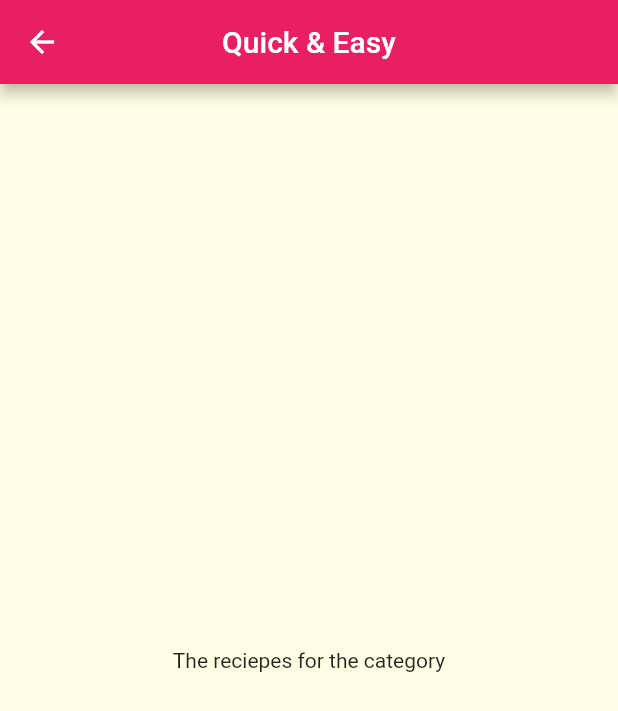
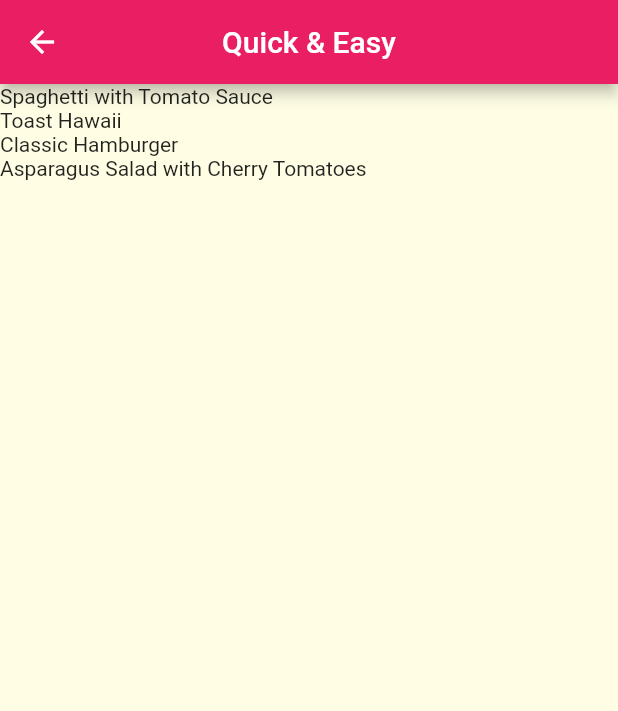
Before and after one commit to ishaquekannoth/mealsApp, a Flutter app: the screen it shows after launch, after a tap on "Quick & Easy", on a phone screen of 412 x 824 dp. Shown: the top 711 px of the screen. Run offline on Flutter 3.47's test engine with Material 2 defaults, Android fonts, the phone set to English and light mode, and no system bars; our stand-ins replace google_fonts.

Commit message:
168 completed

```diff
--- /dev/null
+++ b/lib/dummy_data.dart
@@ -0,0 +1,408 @@
+import 'package:flutter/material.dart';
+import 'package:udemy/model/category.dart';
+import 'package:udemy/model/meal.dart';
+
+
+const DUMMY_CATEGORIES = [
+  Category(
+    id: 'c1',
+    title: 'Italian',
+    color: Colors.purple,
+  ),
+  Category(
+    id: 'c2',
+    title: 'Quick & Easy',
+    color: Colors.red,
+  ),
+  Category(
+    id: 'c3',
+    title: 'Hamburgers',
+    color: Colors.orange,
+  ),
+  Category(
+    id: 'c4',
+    title: 'German',
+    color: Colors.amber,
+  ),
+  Category(
+    id: 'c5',
+    title: 'Light & Lovely',
+    color: Colors.blue,
+  ),
+  Category(
+    id: 'c6',
+    title: 'Exotic',
+    color: Colors.green,
+  ),
+  Category(
+    id: 'c7',
+    title: 'Breakfast',
+    color: Colors.lightBlue,
+  ),
+  Category(
+    id: 'c8',
+    title: 'Asian',
+    color: Colors.lightGreen,
+  ),
+  Category(
+    id: 'c9',
+    title: 'French',
+    color: Colors.pink,
+  ),
+  Category(
+    id: 'c10',
+    title: 'Summer',
+    color: Colors.teal,
+  ),
+];
+
+ const DUMMY_MEALS = [
+  Meal(
+    id: 'm1',
+    categoryIds: [
+      'c1',
+      'c2',
+    ],
+    title: 'Spaghetti with Tomato Sauce',
+    affordability: Affordability.Affordable,
+    complexity: Complexity.Simple,
+    imageUrl:
+        'https://upload.wikimedia.org/wikipedia/commons/thumb/2/20/Spaghetti_Bolognese_mit_Parmesan_oder_Grana_Padano.jpg/800px-Spaghetti_Bolognese_mit_Parmesan_oder_Grana_Padano.jpg',
+    duration: 20,
+    ingredients: [
+      '4 Tomatoes',
+      '1 Tablespoon of Olive Oil',
+      '1 Onion',
+      '250g Spaghetti',
+      'Spices',
+      'Cheese (optional)'
+    ],
+    steps: [
+      'Cut the tomatoes and the onion into small pieces.',
+      'Boil some water - add salt to it once it boils.',
+      'Put the spaghetti into the boiling water - they should be done in about 10 to 12 minutes.',
+      'In the meantime, heaten up some olive oil and add the cut onion.',
+      'After 2 minutes, add the tomato pieces, salt, pepper and your other spices.',
+      'The sauce will be done once the spaghetti are.',
+      'Feel free to add some cheese on top of the finished dish.'
+    ],
+    isGlutenFree: false,
+    isVegan: true,
+    isVegetarian: true,
+    isLactoseFree: true,
+  ),
+  Meal(
+    id: 'm2',
+    categoryIds: [
+      'c2',
+    ],
+    title: 'Toast Hawaii',
+    affordability: Affordability.Affordable,
+    complexity: Complexity.Simple,
+    imageUrl:
+        'https://cdn.pixabay.com/photo/2018/07/11/21/51/toast-3532016_1280.jpg',
+    duration: 10,
+    ingredients: [
+      '1 Slice White Bread',
+      '1 Slice Ham',
+      '1 Slice Pineapple',
+      '1-2 Slices of Cheese',
+      'Butter'
+    ],
+    steps: [
+      'Butter one side of the white bread',
+      'Layer ham, the pineapple and cheese on the white bread',
+      'Bake the toast for round about 10 minutes in the oven at 200°C'
+    ],
+    isGlutenFree: false,
+    isVegan: false,
+    isVegetarian: false,
+    isLactoseFree: false,
+  ),
+  Meal(
+    id: 'm3',
+    categoryIds: [
+      'c2',
+      'c3',
+    ],
+    title: 'Classic Hamburger',
+    affordability: Affordability.Pricey,
+    complexity: Complexity.Simple,
+    imageUrl:
+        'https://cdn.pixabay.com/photo/2014/10/23/18/05/burger-500054_1280.jpg',
+    duration: 45,
+    ingredients: [
+      '300g Cattle Hack',
+      '1 Tomato',
+      '1 Cucumber',
+      '1 Onion',
+      'Ketchup',
+      '2 Burger Buns'
+    ],
+    steps: [
+      'Form 2 patties',
+      'Fry the patties for c. 4 minutes on each side',
+      'Quickly fry the buns for c. 1 minute on each side',
+      'Bruch buns with ketchup',
+      'Serve burger with tomato, cucumber and onion'
+    ],
+    isGlutenFree: false,
+    isVegan: false,
+    isVegetarian: false,
+    isLactoseFree: true,
+  ),
+  Meal(
+    id: 'm4',
+    categoryIds: [
+      'c4',
+    ],
+    title: 'Wiener Schnitzel',
+    affordability: Affordability.Luxurious,
+    complexity: Complexity.Challenging,
+    imageUrl:
+        'https://cdn.pixabay.com/photo/2018/03/31/19/29/schnitzel-3279045_1280.jpg',
+    duration: 60,
+    ingredients: [
+      '8 Veal Cutlets',
+      '4 Eggs',
+      '200g Bread Crumbs',
+      '100g Flour',
+      '300ml Butter',
+      '100g Vegetable Oil',
+      'Salt',
+      'Lemon Slices'
+    ],
+    steps: [
+      'Tenderize the veal to about 2–4mm, and salt on both sides.',
+      'On a flat plate, stir the eggs briefly with a fork.',
+      'Lightly coat the cutlets in flour then dip into the egg, and finally, coat in breadcrumbs.',
+      'Heat the butter and oil in a large pan (allow the fat to get very hot) and fry the schnitzels until golden brown on both sides.',
+      'Make sure to toss the pan regularly so that the schnitzels are surrounded by oil and the crumbing becomes ‘fluffy’.',
+      'Remove, and drain on kitchen paper. Fry the parsley in the remaining oil and drain.',
+      'Place the schnitzels on awarmed plate and serve garnishedwith parsley and slices of lemon.'
+    ],
+    isGlutenFree: false,
+    isVegan: false,
+    isVegetarian: false,
+    isLactoseFree: false,
+  ),
+  Meal(
+    id: 'm5',
+    categoryIds: [
+      'c2'
+      'c5',
+      'c10',
+    ],
+    title: 'Salad with Smoked Salmon',
+    affordability: Affordability.Luxurious,
+    complexity: Complexity.Simple,
+    imageUrl:
+        'https://cdn.pixabay.com/photo/2016/10/25/13/29/smoked-salmon-salad-1768890_1280.jpg',
+    duration: 15,
+    ingredients: [
+      'Arugula',
+      'Lamb\'s Lettuce',
+      'Parsley',
+      'Fennel',
+      '200g Smoked Salmon',
+      'Mustard',
+      'Balsamic Vinegar',
+      'Olive Oil',
+      'Salt and Pepper'
+    ],
+    steps: [
+      'Wash and cut salad and herbs',
+      'Dice the salmon',
+      'Process mustard, vinegar and olive oil into a dessing',
+      'Prepare the salad',
+      'Add salmon cubes and dressing'
+    ],
+    isGlutenFree: true,
+    isVegan: false,
+    isVegetarian: true,
+    isLactoseFree: true,
+  ),
+  Meal(
+    id: 'm6',
+    categoryIds: [
+      'c6',
+      'c10',
+    ],
+    title: 'Delicious Orange Mousse',
+    affordability: Affordability.Affordable,
+    complexity: Complexity.Hard,
+    imageUrl:
+        'https://cdn.pixabay.com/photo/2017/05/01/05/18/pastry-2274750_1280.jpg',
+    duration: 240,
+    ingredients: [
+      '4 Sheets of Gelatine',
+      '150ml Orange Juice',
+      '80g Sugar',
+      '300g Yoghurt',
+      '200g Cream',
+      'Orange Peel',
+    ],
+    steps: [
+      'Dissolve gelatine in pot',
+      'Add orange juice and sugar',
+      'Take pot off the stove',
+      'Add 2 tablespoons of yoghurt',
+      'Stir gelatin under remaining yoghurt',
+      'Cool everything down in the refrigerator',
+      'Whip the cream and lift it under die orange mass',
+      'Cool down again for at least 4 hours',
+      'Serve with orange peel',
+    ],
+    isGlutenFree: true,
+    isVegan: false,
+    isVegetarian: true,
+    isLactoseFree: false,
+  ),
+  Meal(
+    id: 'm7',
+    categoryIds: [
+      'c7',
+    ],
+    title: 'Pancakes',
+    affordability: Affordability.Affordable,
+    complexity: Complexity.Simple,
+    imageUrl:
+        'https://cdn.pixabay.com/photo/2018/07/10/21/23/pancake-3529653_1280.jpg',
+    duration: 20,
+    ingredients: [
+      '1 1/2 Cups all-purpose Flour',
+      '3 1/2 Teaspoons Baking Powder',
+      '1 Teaspoon Salt',
+      '1 Tablespoon White Sugar',
+      '1 1/4 cups Milk',
+      '1 Egg',
+      '3 Tablespoons Butter, melted',
+    ],
+    steps: [
+      'In a large bowl, sift together the flour, baking powder, salt and sugar.',
+      'Make a well in the center and pour in the milk, egg and melted butter; mix until smooth.',
+      'Heat a lightly oiled griddle or frying pan over medium high heat.',
+      'Pour or scoop the batter onto the griddle, using approximately 1/4 cup for each pancake. Brown on both sides and serve hot.'
+    ],
+    isGlutenFree: true,
+    isVegan: false,
+    isVegetarian: true,
+    isLactoseFree: false,
+  ),
+  Meal(
+    id: 'm8',
+    categoryIds: [
+      'c8',
+    ],
+    title: 'Creamy Indian Chicken Curry',
+    affordability: Affordability.Pricey,
+    complexity: Complexity.Challenging,
+    imageUrl:
+        'https://cdn.pixabay.com/photo/2018/06/18/16/05/indian-food-3482749_1280.jpg',
+    duration: 35,
+    ingredients: [
+      '4 Chicken Breasts',
+      '1 Onion',
+      '2 Cloves of Garlic',
+      '1 Piece of Ginger',
+      '4 Tablespoons Almonds',
+      '1 Teaspoon Cayenne Pepper',
+      '500ml Coconut Milk',
+    ],
+    steps: [
+      'Slice and fry the chicken breast',
+      'Process onion, garlic and ginger into paste and sauté everything',
+      'Add spices and stir fry',
+      'Add chicken breast + 250ml of water and cook everything for 10 minutes',
+      'Add coconut milk',
+      'Serve with rice'
+    ],
+    isGlutenFree: true,
+    isVegan: false,
+    isVegetarian: false,
+    isLactoseFree: true,
+  ),
+  Meal(
+    id: 'm9',
+    categoryIds: [
+      'c9',
+    ],
+    title: 'Chocolate Souffle',
+    affordability: Affordability.Affordable,
+    complexity: Complexity.Hard,
+    imageUrl:
+        'https://cdn.pixabay.com/photo/2014/08/07/21/07/souffle-412785_1280.jpg',
+    duration: 45,
+    ingredients: [
+      '1 Teaspoon melted Butter',
+      '2 Tablespoons white Sugar',
+      '2 Ounces 70% dark Chocolate, broken into pieces',
+      '1 Tablespoon Butter',
+      '1 Tablespoon all-purpose Flour',
+      '4 1/3 tablespoons cold Milk',
+      '1 Pinch Salt',
+      '1 Pinch Cayenne Pepper',
+      '1 Large Egg Yolk',
+      '2 Large Egg Whites',
+      '1 Pinch Cream of Tartar',
+      '1 Tablespoon white Sugar',
+    ],
+    steps: [
+      'Preheat oven to 190°C. Line a rimmed baking sheet with parchment paper.',
+      'Brush bottom and sides of 2 ramekins lightly with 1 teaspoon melted butter; cover bottom and sides right up to the rim.',
+      'Add 1 tablespoon white sugar to ramekins. Rotate ramekins until sugar coats all surfaces.',
+      'Place chocolate pieces in a metal mixing bowl.',
+      'Place bowl over a pan of about 3 cups hot water over low heat.',
+      'Melt 1 tablespoon butter in a skillet over medium heat. Sprinkle in flour. Whisk until flour is incorporated into butter and mixture thickens.',
+      'Whisk in cold milk until mixture becomes smooth and thickens. Transfer mixture to bowl with melted chocolate.',
+      'Add salt and cayenne pepper. Mix together thoroughly. Add egg yolk and mix to combine.',
+      'Leave bowl above the hot (not simmering) water to keep chocolate warm while you whip the egg whites.',
+      'Place 2 egg whites in a mixing bowl; add cream of tartar. Whisk until mixture begins to thicken and a drizzle from the whisk stays on the surface about 1 second before disappearing into the mix.',
+      'Add 1/3 of sugar and whisk in. Whisk in a bit more sugar about 15 seconds.',
+      'whisk in the rest of the sugar. Continue whisking until mixture is about as thick as shaving cream and holds soft peaks, 3 to 5 minutes.',
+      'Transfer a little less than half of egg whites to chocolate.',
+      'Mix until egg whites are thoroughly incorporated into the chocolate.',
+      'Add the rest of the egg whites; gently fold into the chocolate with a spatula, lifting from the bottom and folding over.',
+      'Stop mixing after the egg white disappears. Divide mixture between 2 prepared ramekins. Place ramekins on prepared baking sheet.',
+      'Bake in preheated oven until scuffles are puffed and have risen above the top of the rims, 12 to 15 minutes.',
+    ],
+    isGlutenFree: true,
+    isVegan: false,
+    isVegetarian: true,
+    isLactoseFree: false,
+  ),
+  Meal(
+    id: 'm10',
+    categoryIds: [
+      'c2',
+      'c5',
+      'c10',
+    ],
+    title: 'Asparagus Salad with Cherry Tomatoes',
+    affordability: Affordability.Luxurious,
+    complexity: Complexity.Simple,
+    imageUrl:
+        'https://cdn.pixabay.com/photo/2018/04/09/18/26/asparagus-3304997_1280.jpg',
+    duration: 30,
+    ingredients: [
+      'White and Green Asparagus',
+      '30g Pine Nuts',
+      '300g Cherry Tomatoes',
+      'Salad',
+      'Salt, Pepper and Olive Oil'
+    ],
+    steps: [
+      'Wash, peel and cut the asparagus',
+      'Cook in salted water',
+      'Salt and pepper the asparagus',
+      'Roast the pine nuts',
+      'Halve the tomatoes',
+      'Mix with asparagus, salad and dressing',
+      'Serve with Baguette'
+    ],
+    isGlutenFree: true,
+    isVegan: true,
+    isVegetarian: true,
+    isLactoseFree: true,
+  ),
+];
--- a/lib/main.dart
+++ b/lib/main.dart
@@ -1,6 +1,7 @@
 import 'package:flutter/material.dart';
 import 'package:google_fonts/google_fonts.dart';
-import 'package:udemy/model/category_screen.dart';
+import 'package:udemy/screens/category_meals_screen.dart';
+import 'package:udemy/screens/category_screen.dart';
 
 void main() {
   runApp(const MyApp());
@@ -24,6 +25,12 @@
                   fontSize: 18,
                   fontWeight: FontWeight.bold,
                   fontFamily: GoogleFonts.robotoCondensed().fontFamily))),
-        home: const CategoryScreen());
+      // home: const CategoryScreen(),
+      initialRoute: '/',
+      routes: {
+        CategoryMealsScreen.routeName: (context) => const CategoryMealsScreen(),
+        '/': (context) => const CategoryScreen()
+      },
+    );
   }
 }
--- a/lib/model/category_meals_screen.dart
+++ /dev/null
@@ -1,21 +0,0 @@
-import 'package:flutter/material.dart';
-
-class CategoryMealsScreen extends StatelessWidget {
-  const CategoryMealsScreen(
-      {required this.categoryId, required this.categoryTitle, super.key});
-  final String categoryId;
-  final String categoryTitle;
-
-  @override
-  Widget build(BuildContext context) {
-    return Scaffold(
-      appBar: AppBar(
-        title: Text(categoryTitle),
-        centerTitle: true,
-      ),
-      body: const Center(
-        child: Text('The reciepes for the category'),
-      ),
-    );
-  }
-}
--- a/lib/model/dummy_data.dart
+++ /dev/null
@@ -1,55 +0,0 @@
-import 'package:flutter/material.dart';
-import 'package:udemy/model/category.dart';
-
- const DUMMY_CATEGORIES = [
-  Category(
-    id: 'c1',
-    title: 'Italian',
-    color: Colors.purple,
-  ),
-  Category(
-    id: 'c2',
-    title: 'Quick & Easy',
-    color: Colors.red,
-  ),
-  Category(
-    id: 'c3',
-    title: 'Hamburgers',
-    color: Colors.orange,
-  ),
-  Category(
-    id: 'c4',
-    title: 'German',
-    color: Colors.amber,
-  ),
-  Category(
-    id: 'c5',
-    title: 'Light & Lovely',
-    color: Colors.blue,
-  ),
-  Category(
-    id: 'c6',
-    title: 'Exotic',
-    color: Colors.green,
-  ),
-  Category(
-    id: 'c7',
-    title: 'Breakfast',
-    color: Colors.lightBlue,
-  ),
-  Category(
-    id: 'c8',
-    title: 'Asian',
-    color: Colors.lightGreen,
-  ),
-  Category(
-    id: 'c9',
-    title: 'French',
-    color: Colors.pink,
-  ),
-  Category(
-    id: 'c10',
-    title: 'Summer',
-    color: Colors.teal,
-  ),
-];
--- /dev/null
+++ b/lib/model/meal.dart
@@ -0,0 +1,34 @@
+enum Complexity { Simple, Challenging, Hard }
+
+enum Affordability { Affordable, Pricey, Luxurious }
+
+class Meal {
+  final String id;
+  final List<String> categoryIds;
+  final List<String> ingredients;
+  final String title;
+  final String imageUrl;
+  final List<String> steps;
+  final int duration;
+  final Affordability affordability;
+  final Complexity complexity;
+  final bool isGlutenFree;
+  final bool isLactoseFree;
+  final bool isVegan;
+  final bool isVegetarian;
+  const Meal({
+    required this.id,
+    required this.title,
+    required this.imageUrl,
+    required this.categoryIds,
+    required this.affordability,
+    required this.complexity,
+    required this.isGlutenFree,
+    required this.isLactoseFree,
+    required this.isVegan,
+    required this.isVegetarian,
+    required this.ingredients,
+    required this.duration,
+    required this.steps,
+  });
+}
--- /dev/null
+++ b/lib/screens/category_meals_screen.dart
@@ -0,0 +1,33 @@
+import 'package:flutter/material.dart';
+import 'package:udemy/dummy_data.dart';
+
+class CategoryMealsScreen extends StatelessWidget {
+  const CategoryMealsScreen({super.key});
+  static const routeName = '/category-meals';
+  // final String Function(Widget,String) cat;
+  // const CategoryMealsScreen(
+  //     {required this.categoryId, required this.categoryTitle, super.key});
+  // final String categoryId;
+  // final String categoryTitle;
+
+  @override
+  Widget build(BuildContext context) {
+    final routeArgs =
+        ModalRoute.of(context)!.settings.arguments as Map<String, String>;
+    final categoryId = routeArgs['id'];
+    final categoryTitle = routeArgs['title'];
+    final categoryMeals = DUMMY_MEALS.where((element) {
+      return element.categoryIds.contains(categoryId);
+    }).toList();
+    return Scaffold(
+        appBar: AppBar(
+          title: Text(routeArgs['title']!),
+          centerTitle: true,
+        ),
+        body: ListView.builder(
+            itemCount: categoryMeals.length,
+            itemBuilder: (context, index) {
+              return (Text(categoryMeals[index].title));
+            }));
+  }
+}
--- a/lib/model/category_screen.dart
+++ b/lib/screens/category_screen.dart
@@ -1,6 +1,6 @@
 import 'package:flutter/material.dart';
-import 'package:udemy/model/category_item.dart';
-import 'package:udemy/model/dummy_data.dart';
+import 'package:udemy/widgets/category_item.dart';
+import 'package:udemy/dummy_data.dart';
 
 class CategoryScreen extends StatelessWidget {
   const CategoryScreen({super.key});
@@ -13,16 +13,19 @@
         title: const Text('DeliveryMe'),
       ),
       body: GridView(
-        padding: EdgeInsets.all(25),
+          padding: const EdgeInsets.all(25),
           gridDelegate: const SliverGridDelegateWithMaxCrossAxisExtent(
               maxCrossAxisExtent: 200,
               childAspectRatio: 3 / 2,
               crossAxisSpacing: 20,
               mainAxisSpacing: 20),
           children: DUMMY_CATEGORIES
-              .map((categoryData) => CategoryItem(id:categoryData.id ,
-                  title: categoryData.title, color: categoryData.color))
+              .map((categoryData) => CategoryItem(
+                  id: categoryData.id,
+                  title: categoryData.title,
+                  color: categoryData.color))
               .toList()),
+
     );
   }
 }
--- a/lib/model/category_item.dart
+++ b/lib/widgets/category_item.dart
@@ -1,5 +1,5 @@
 import 'package:flutter/material.dart';
-import 'package:udemy/model/category_meals_screen.dart';
+import 'package:udemy/screens/category_meals_screen.dart';
 
 class CategoryItem extends StatelessWidget {
   final String id;
@@ -9,7 +9,7 @@
 
   void selectCategory(BuildContext ctx) {
     Navigator.of(ctx)
-        .push(MaterialPageRoute(builder: (_) =>  CategoryMealsScreen(categoryId: id,categoryTitle: title)));
+        .pushNamed(CategoryMealsScreen.routeName,arguments: {'id':id,'title':title});
   }
 
   @override
```
Also changed, not shown: lib/widgets/meal_item.dart (added). Lines whose indentation alone changed are shown as unchanged.
